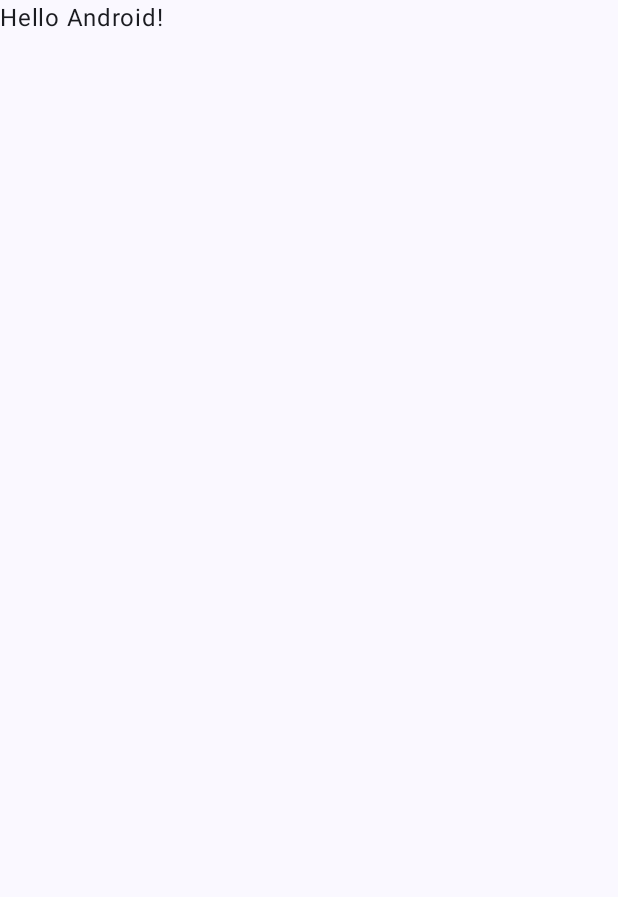
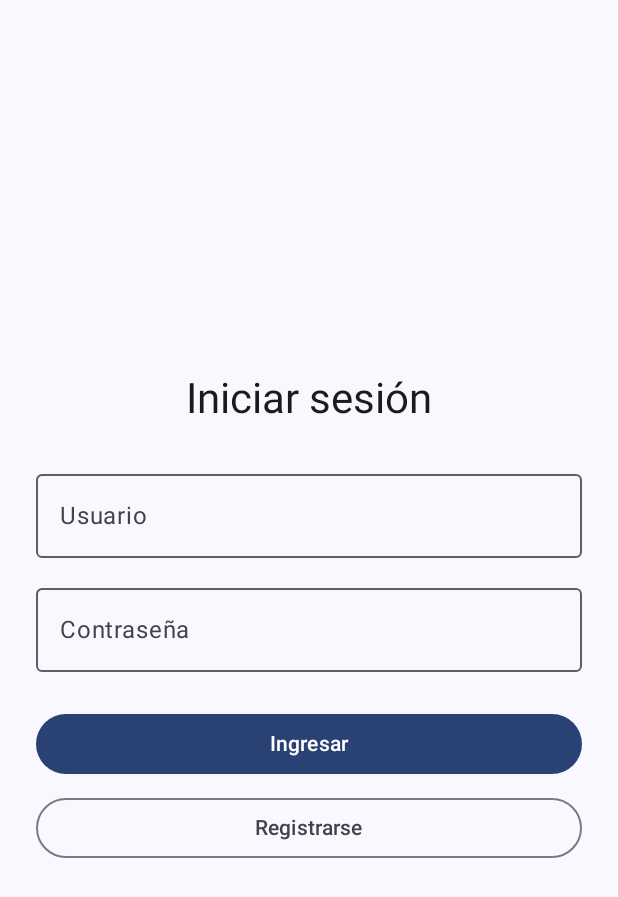
Before and after one commit to jcaedtechcl/Modulos3y4, an Android app built with Jetpack Compose: the screen it shows after launch (MainActivity), on a phone screen of 412 x 824 dp. Before the commit the part shown is almost empty. Shown: the top 897 px of the screen. Run offline under Robolectric (Android 15) with nearby library versions, the phone set to English and light mode, and no system bars; our stand-ins replace Room's generated code.

Commit message:
Agregar login con Room y pantalla de bienvenida
- Usuarios guardados en Room (SQLite local) con hash SHA-256 + sal
- Pantalla de login con registro e inicio de sesion
- Landing de bienvenida tras acceso correcto
- compileSdk 37 requerido por core-ktx 1.19.1 y lifecycle 2.11.0

Co-Authored-By: Claude Opus 5.5 <noreply@anthropic.com>

```diff
--- a/app/src/main/java/com/example/modulos3y4/MainActivity.kt
+++ b/app/src/main/java/com/example/modulos3y4/MainActivity.kt
@@ -7,41 +7,44 @@ import androidx.activity.enableEdgeToEdge
 import androidx.compose.foundation.layout.fillMaxSize
 import androidx.compose.foundation.layout.padding
 import androidx.compose.material3.Scaffold
-import androidx.compose.material3.Text
-import androidx.compose.runtime.Composable
+import androidx.compose.runtime.getValue
+import androidx.compose.runtime.mutableStateOf
+import androidx.compose.runtime.saveable.rememberSaveable
+import androidx.compose.runtime.setValue
 import androidx.compose.ui.Modifier
-import androidx.compose.ui.tooling.preview.Preview
+import com.example.modulos3y4.data.AppDatabase
+import com.example.modulos3y4.data.AuthRepository
+import com.example.modulos3y4.ui.login.LoginScreen
 import com.example.modulos3y4.ui.theme.Modulos3y4Theme
+import com.example.modulos3y4.ui.welcome.WelcomeScreen
 
 class MainActivity : ComponentActivity() {
     override fun onCreate(savedInstanceState: Bundle?) {
         super.onCreate(savedInstanceState)
         enableEdgeToEdge()
+        val authRepository = AuthRepository(AppDatabase.getInstance(this).userDao())
         setContent {
             Modulos3y4Theme {
+                // Usuario autenticado; null mientras se muestra el login.
+                var loggedUser by rememberSaveable { mutableStateOf<String?>(null) }
                 Scaffold(modifier = Modifier.fillMaxSize()) { innerPadding ->
-                    Greeting(
-                        name = "Android",
-                        modifier = Modifier.padding(innerPadding)
-                    )
+                    val user = loggedUser
+                    if (user == null) {
+                        LoginScreen(
+                            onLogin = authRepository::login,
+                            onRegister = authRepository::register,
+                            onSuccess = { loggedUser = it },
+                            modifier = Modifier.padding(innerPadding)
+                        )
+                    } else {
+                        WelcomeScreen(
+                            username = user,
+                            onLogout = { loggedUser = null },
+                            modifier = Modifier.padding(innerPadding)
+                        )
+                    }
                 }
             }
         }
     }
 }
-
-@Composable
-fun Greeting(name: String, modifier: Modifier = Modifier) {
-    Text(
-        text = "Hello $name!",
-        modifier = modifier
-    )
-}
-
-@Preview(showBackground = true)
-@Composable
-fun GreetingPreview() {
-    Modulos3y4Theme {
-        Greeting("Android")
-    }
-}
--- /dev/null
+++ b/app/src/main/java/com/example/modulos3y4/data/AppDatabase.kt
@@ -0,0 +1,25 @@
+package com.example.modulos3y4.data
+
+import android.content.Context
+import androidx.room.Database
+import androidx.room.Room
+import androidx.room.RoomDatabase
+
+@Database(entities = [User::class], version = 1, exportSchema = false)
+abstract class AppDatabase : RoomDatabase() {
+    abstract fun userDao(): UserDao
+
+    companion object {
+        @Volatile
+        private var instance: AppDatabase? = null
+
+        fun getInstance(context: Context): AppDatabase =
+            instance ?: synchronized(this) {
+                instance ?: Room.databaseBuilder(
+                    context.applicationContext,
+                    AppDatabase::class.java,
+                    "modulos3y4.db"
+                ).build().also { instance = it }
+            }
+    }
+}
--- /dev/null
+++ b/app/src/main/java/com/example/modulos3y4/data/UserDao.kt
@@ -0,0 +1,15 @@
+package com.example.modulos3y4.data
+
+import androidx.room.Dao
+import androidx.room.Insert
+import androidx.room.OnConflictStrategy
+import androidx.room.Query
+
+@Dao
+interface UserDao {
+    @Insert(onConflict = OnConflictStrategy.ABORT)
+    suspend fun insert(user: User): Long
+
+    @Query("SELECT * FROM users WHERE username = :username LIMIT 1")
+    suspend fun findByUsername(username: String): User?
+}
--- /dev/null
+++ b/app/src/main/java/com/example/modulos3y4/ui/login/LoginScreen.kt
@@ -0,0 +1,122 @@
+package com.example.modulos3y4.ui.login
+
+import androidx.compose.foundation.layout.Arrangement
+import androidx.compose.foundation.layout.Column
+import androidx.compose.foundation.layout.Spacer
+import androidx.compose.foundation.layout.fillMaxSize
+import androidx.compose.foundation.layout.fillMaxWidth
+import androidx.compose.foundation.layout.height
+import androidx.compose.foundation.layout.padding
+import androidx.compose.foundation.text.KeyboardOptions
+import androidx.compose.material3.Button
+import androidx.compose.material3.MaterialTheme
+import androidx.compose.material3.OutlinedButton
+import androidx.compose.material3.OutlinedTextField
+import androidx.compose.material3.Text
+import androidx.compose.runtime.Composable
+import androidx.compose.runtime.getValue
+import androidx.compose.runtime.mutableStateOf
+import androidx.compose.runtime.remember
+import androidx.compose.runtime.rememberCoroutineScope
+import androidx.compose.runtime.saveable.rememberSaveable
+import androidx.compose.runtime.setValue
+import androidx.compose.ui.Alignment
+import androidx.compose.ui.Modifier
+import androidx.compose.ui.text.input.ImeAction
+import androidx.compose.ui.text.input.KeyboardType
+import androidx.compose.ui.text.input.PasswordVisualTransformation
+import androidx.compose.ui.tooling.preview.Preview
+import androidx.compose.ui.unit.dp
+import com.example.modulos3y4.data.AuthResult
+import com.example.modulos3y4.ui.theme.Modulos3y4Theme
+import kotlinx.coroutines.launch
+
+@Composable
+fun LoginScreen(
+    onLogin: suspend (String, String) -> AuthResult,
+    onRegister: suspend (String, String) -> AuthResult,
+    onSuccess: (String) -> Unit,
+    modifier: Modifier = Modifier
+) {
+    var username by rememberSaveable { mutableStateOf("") }
+    var password by rememberSaveable { mutableStateOf("") }
+    var message by remember { mutableStateOf<String?>(null) }
+    var loading by remember { mutableStateOf(false) }
+    val scope = rememberCoroutineScope()
+
+    fun submit(action: suspend (String, String) -> AuthResult) {
+        loading = true
+        message = null
+        scope.launch {
+            when (val result = action(username, password)) {
+                is AuthResult.Success -> onSuccess(result.username)
+                is AuthResult.Error -> message = result.message
+            }
+            loading = false
+        }
+    }
+
+    Column(
+        modifier = modifier
+            .fillMaxSize()
+            .padding(24.dp),
+        verticalArrangement = Arrangement.Center,
+        horizontalAlignment = Alignment.CenterHorizontally
+    ) {
+        Text(text = "Iniciar sesión", style = MaterialTheme.typography.headlineMedium)
+        Spacer(modifier = Modifier.height(24.dp))
+        OutlinedTextField(
+            value = username,
+            onValueChange = { username = it },
+            label = { Text("Usuario") },
+            singleLine = true,
+            keyboardOptions = KeyboardOptions(imeAction = ImeAction.Next),
+            modifier = Modifier.fillMaxWidth()
+        )
+        Spacer(modifier = Modifier.height(12.dp))
+        OutlinedTextField(
+            value = password,
+            onValueChange = { password = it },
+            label = { Text("Contraseña") },
+            singleLine = true,
+            visualTransformation = PasswordVisualTransformation(),
+            keyboardOptions = KeyboardOptions(
+                keyboardType = KeyboardType.Password,
+                imeAction = ImeAction.Done
+            ),
+            modifier = Modifier.fillMaxWidth()
+        )
+        message?.let {
+            Spacer(modifier = Modifier.height(12.dp))
+            Text(text = it, color = MaterialTheme.colorScheme.error)
+        }
+        Spacer(modifier = Modifier.height(24.dp))
+        Button(
+            onClick = { submit(onLogin) },
+            enabled = !loading,
+            modifier = Modifier.fillMaxWidth()
+        ) {
+            Text("Ingresar")
+        }
+        Spacer(modifier = Modifier.height(8.dp))
+        OutlinedButton(
+            onClick = { submit(onRegister) },
+            enabled = !loading,
+            modifier = Modifier.fillMaxWidth()
+        ) {
+            Text("Registrarse")
+        }
+    }
+}
+
+@Preview(showBackground = true)
+@Composable
+fun LoginScreenPreview() {
+    Modulos3y4Theme {
+        LoginScreen(
+            onLogin = { _, _ -> AuthResult.Error("") },
+            onRegister = { _, _ -> AuthResult.Error("") },
+            onSuccess = {}
+        )
+    }
+}
--- a/build.gradle.kts
+++ b/build.gradle.kts
@@ -2,4 +2,5 @@
 plugins {
     alias(libs.plugins.android.application) apply false
     alias(libs.plugins.kotlin.compose) apply false
+    alias(libs.plugins.ksp) apply false
 }
--- a/gradle/libs.versions.toml
+++ b/gradle/libs.versions.toml
@@ -8,6 +8,8 @@ lifecycleRuntimeKtx = "2.11.0"
 activityCompose = "1.13.0"
 kotlin = "2.2.10"
 composeBom = "2026.02.01"
+ksp = "2.3.14"
+room = "2.8.5"
 
 [libraries]
 androidx-core-ktx = { group = "androidx.core", name = "core-ktx", version.ref = "coreKtx" }
@@ -24,7 +26,11 @@ androidx-compose-ui-tooling-preview = { group = "androidx.compose.ui", name = "u
 androidx-compose-ui-test-manifest = { group = "androidx.compose.ui", name = "ui-test-manifest" }
 androidx-compose-ui-test-junit4 = { group = "androidx.compose.ui", name = "ui-test-junit4" }
 androidx-compose-material3 = { group = "androidx.compose.material3", name = "material3" }
+androidx-room-runtime = { group = "androidx.room", name = "room-runtime", version.ref = "room" }
+androidx-room-ktx = { group = "androidx.room", name = "room-ktx", version.ref = "room" }
+androidx-room-compiler = { group = "androidx.room", name = "room-compiler", version.ref = "room" }
 
 [plugins]
 android-application = { id = "com.android.application", version.ref = "agp" }
 kotlin-compose = { id = "org.jetbrains.kotlin.plugin.compose", version.ref = "kotlin" }
+ksp = { id = "com.google.devtools.ksp", version.ref = "ksp" }
```
Also changed, not shown: app/build.gradle.kts (+6 -2 lines), app/src/main/java/com/example/modulos3y4/data/AuthRepository.kt (added, +56 -0 lines), app/src/main/java/com/example/modulos3y4/data/User.kt (added, +14 -0 lines), app/src/main/java/com/example/modulos3y4/ui/welcome/WelcomeScreen.kt (added, +53 -0 lines).
